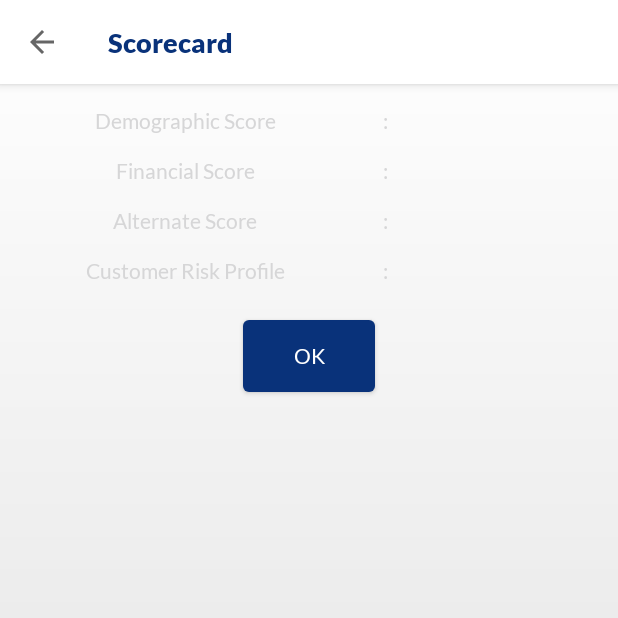
After one commit to manojppatil/Arthan-Unnati, an Android app: the ScoreCardActivity screen opened directly, with no data from a screen before it, on a phone screen of 412 x 824 dp, the top half of it. The commit adds this screen. Run offline under Robolectric (Android 15) with nearby library versions, the phone set to English and light mode, and no system bars.

Commit message:
Fixed issues 4

```diff
--- /dev/null
+++ b/app/src/main/java/com/example/arthan/dashboard/bm/ScoreCardActivity.kt
@@ -0,0 +1,67 @@
+package com.example.arthan.dashboard.bm
+
+import android.content.Intent
+import androidx.appcompat.app.AppCompatActivity
+import android.os.Bundle
+import android.view.Menu
+import android.view.MenuItem
+import androidx.appcompat.widget.Toolbar
+import com.example.arthan.R
+import com.example.arthan.lead.model.responsedata.SCVO
+import com.example.arthan.views.activities.BaseActivity
+import com.example.arthan.views.activities.SplashActivity
+import kotlinx.android.synthetic.main.activity_scorecard.*
+
+class ScoreCardActivity : BaseActivity() {
+    override fun contentView(): Int {
+        return R.layout.activity_scorecard
+    }
+
+    override fun init() {
+
+        setDataTFields()
+    }
+
+    private fun setDataTFields() {
+
+       var data= intent.getParcelableExtra<SCVO>("scVOdata")
+        demographic_value.text=data?.demographicScore
+        alternate_score.text=data?.alternateScore
+        financialScoreValue.text=data?.financialScore
+        riskValue.text=data?.customerRiskProfile
+        ok.setOnClickListener { finish() }
+    }
+
+    override fun onToolbarBackPressed() {
+
+    }
+
+
+   /* override fun onCreateOptionsMenu(menu: Menu?): Boolean {
+
+
+        menuInflater.inflate(R.menu.more,menu)
+        return super.onCreateOptionsMenu(menu)
+    }
+
+    override fun onOptionsItemSelected(item: MenuItem): Boolean {
+
+        when(item.itemId){
+            R.id.homeMenu->{
+                finish()
+
+            }
+            R.id.logoutMenu->
+            {
+                finish()
+                startActivity(Intent(this, SplashActivity::class.java))
+            }
+
+        }
+        return super.onOptionsItemSelected(item)
+    }
+*/
+    override fun screenTitle(): String {
+      return "Scorecard"
+    }
+}
--- a/app/src/main/java/com/example/arthan/lead/model/responsedata/Cust360ResponseData.kt
+++ b/app/src/main/java/com/example/arthan/lead/model/responsedata/Cust360ResponseData.kt
@@ -10,6 +10,7 @@ data class Cust360ResponseData(
     val gstDetailsVO: GstDetailsVO?,
     val ipAddressVO: IpAddressVO?,
     val pdVO: PdX?,
+    val scVO: SCVO?,
     val pd1DetailsVO: Pd1?,
     val pd23DetailsVO: Pd23?
 ) : Parcelable
--- a/app/src/main/java/com/example/arthan/model/RMApprovedCaseResponse.kt
+++ b/app/src/main/java/com/example/arthan/model/RMApprovedCaseResponse.kt
@@ -22,7 +22,7 @@ val techStatus: String,
 val rcuReport: String,
 val legalReport: String,
 val techReport: String,
-val feePaidStatus: String,
+val feePaidStatus: String="",
 val roi: String,
 val pf: String,
 val insurance: String):Serializable
--- a/app/src/main/java/com/example/arthan/network/ApiService.kt
+++ b/app/src/main/java/com/example/arthan/network/ApiService.kt
@@ -273,6 +273,9 @@ interface ApiService {
     @GET("getBMApproved")
     suspend fun getBMApproved(@Query("bmId") bmId: String?): Response<RMApprovedCaseResponse>?
 
+    @GET("getBCMApproved")
+    suspend fun getBCMApproved(@Query("bcmId") bcmId: String?): Response<RMApprovedCaseResponse>?
+
     @GET("getCollateralMstr")
     suspend fun getCollateralMstr(@Query("mstrId") mstrId: String?): Response<CollateralResponseData>?
 
--- /dev/null
+++ b/app/src/main/res/layout/activity_scorecard.xml
@@ -0,0 +1,166 @@
+<?xml version="1.0" encoding="utf-8"?>
+<LinearLayout xmlns:android="http://schemas.android.com/apk/res/android"
+    xmlns:app="http://schemas.android.com/apk/res-auto"
+    xmlns:tools="http://schemas.android.com/tools"
+    android:layout_width="match_parent"
+    android:layout_height="match_parent"
+    android:background="@drawable/bg_app"
+    android:orientation="vertical">
+
+    <include
+        android:id="@+id/toolbar"
+        layout="@layout/layout_rm_toolbar" />
+
+
+    <LinearLayout
+        android:layout_width="match_parent"
+        android:layout_height="match_parent"
+        android:orientation="vertical">
+
+        <LinearLayout
+            android:layout_width="match_parent"
+            android:layout_height="wrap_content"
+            android:orientation="horizontal"
+            android:layout_marginTop="16dp"
+            android:weightSum="2">
+
+        <TextView
+            android:layout_width="0dp"
+            android:layout_weight="1.2"
+            android:layout_height="wrap_content"
+            android:textStyle="normal"
+            android:gravity="center_horizontal"
+            android:text="Demographic Score"
+            />
+            <TextView
+                android:layout_width="0dp"
+                android:gravity="center_horizontal"
+                android:layout_weight="0.1"
+                android:layout_gravity="center_horizontal"
+                android:layout_height="wrap_content"
+                android:text=" : "/>
+            <TextView
+                android:layout_width="0dp"
+                android:layout_weight="0.7"
+                android:id="@+id/demographic_value"
+                android:layout_height="wrap_content"
+                android:gravity="center_horizontal"
+
+                android:textStyle="normal"
+                />
+        </LinearLayout>
+        <LinearLayout
+            android:layout_width="match_parent"
+            android:layout_height="wrap_content"
+            android:orientation="horizontal"
+            android:layout_marginTop="16dp"
+
+            android:weightSum="2">
+
+        <TextView
+            android:layout_width="0dp"
+            android:layout_weight="1.2"
+            android:text="Financial Score"
+            android:gravity="center_horizontal"
+
+            android:layout_height="wrap_content"
+            android:textStyle="normal"
+            />
+            <TextView
+                android:layout_width="0dp"
+                android:gravity="center_horizontal"
+                android:layout_weight="0.1"
+                android:layout_gravity="center_horizontal"
+                android:layout_height="wrap_content"
+                android:text=" : "/>
+            <TextView
+                android:layout_width="0dp"
+                android:layout_weight="0.7"
+                android:layout_height="wrap_content"
+                android:textStyle="normal"
+                android:gravity="center_horizontal"
+
+                android:id="@+id/financialScoreValue"
+                />
+        </LinearLayout>
+        <LinearLayout
+            android:layout_width="match_parent"
+            android:layout_height="wrap_content"
+            android:orientation="horizontal"
+            android:layout_marginTop="16dp"
+
+            android:weightSum="2">
+
+        <TextView
+            android:layout_width="0dp"
+            android:layout_weight="1.2"
+            android:layout_height="wrap_content"
+            android:text="Alternate Score"
+            android:gravity="center_horizontal"
+
+            android:textStyle="normal"
+            />
+            <TextView
+                android:layout_width="0dp"
+                android:gravity="center_horizontal"
+                android:layout_weight="0.1"
+                android:layout_gravity="center_horizontal"
+                android:layout_height="wrap_content"
+                android:text=" : "/>
+            <TextView
+                android:layout_width="0dp"
+                android:layout_weight="0.7"
+                android:id="@+id/alternate_score"
+                android:layout_height="wrap_content"
+                android:gravity="center_horizontal"
+
+                android:textStyle="normal"
+                />
+        </LinearLayout>
+        <LinearLayout
+            android:layout_width="match_parent"
+            android:layout_height="wrap_content"
+            android:orientation="horizontal"
+            android:layout_marginTop="16dp"
+
+            android:weightSum="2">
+
+        <TextView
+            android:layout_width="0dp"
+            android:layout_weight="1.2"
+            android:layout_height="wrap_content"
+            android:textStyle="normal"
+            android:gravity="center_horizontal"
+
+            android:text="Customer Risk Profile"
+            />
+            <TextView
+                android:layout_width="0dp"
+                android:gravity="center_horizontal"
+                android:layout_weight="0.1"
+                android:layout_gravity="center_horizontal"
+                android:layout_height="wrap_content"
+                android:text=" : "/>
+            <TextView
+                android:layout_width="0dp"
+                android:layout_weight="0.7"
+                android:layout_height="wrap_content"
+                android:gravity="center_horizontal"
+
+                android:id="@+id/riskValue"
+                android:textStyle="normal"
+                />
+        </LinearLayout>
+        <Button
+            android:layout_width="wrap_content"
+            android:layout_height="wrap_content"
+            android:text="Ok"
+            android:layout_gravity="center_horizontal"
+            android:layout_marginTop="24dp"
+            android:background="@drawable/ic_next_enabled"
+            android:textColor="#fff"
+            android:id="@+id/ok"/>
+
+
+    </LinearLayout>
+</LinearLayout>
```
Also changed, not shown: app/src/main/AndroidManifest.xml (+5 -5 lines), app/src/main/java/com/example/arthan/dashboard/bm/Customer360Activity.kt (+7 -1 lines), app/src/main/java/com/example/arthan/dashboard/rm/adapters/ApprovedAdapter.kt (+24 -2 lines), app/src/main/java/com/example/arthan/dashboard/rm/viewmodel/RMDashboardViewModel.kt (+14 -0 lines), app/src/main/java/com/example/arthan/lead/AddLoanDetailsFragment.kt (+13 -3 lines), app/src/main/java/com/example/arthan/lead/IncomeInformationFragment.kt (+13 -4 lines), app/src/main/java/com/example/arthan/lead/LoanDetailActivity.kt (+17 -7 lines), app/src/main/java/com/example/arthan/lead/model/responsedata/SCVO.kt (added, +16 -0 lines), app/src/main/java/com/example/arthan/views/activities/SubmitFinalReportActivity.kt (+6 -2 lines).
